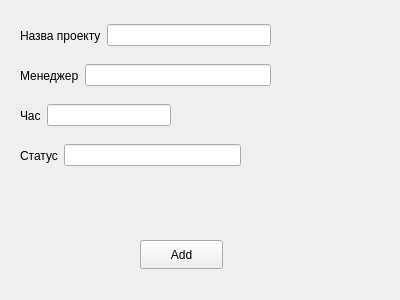
Romar1us/CourseWork, file project_info_form.ui: the form before one commit.
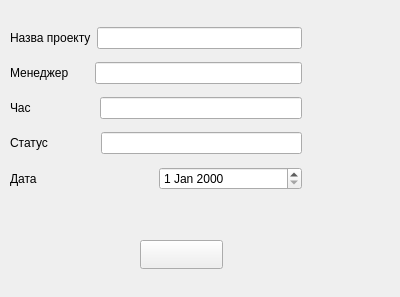
The form after the commit.

What changed in the file:
```diff
--- a/project_info_form.ui
+++ b/project_info_form.ui
@@ -7,43 +7,36 @@
     <x>0</x>
     <y>0</y>
     <width>400</width>
-    <height>300</height>
+    <height>297</height>
    </rect>
   </property>
   <property name="windowTitle">
    <string>Form</string>
   </property>
-  <widget class="QWidget" name="horizontalLayoutWidget_3">
+  <widget class="QPushButton" name="action_pb">
    <property name="geometry">
     <rect>
-     <x>20</x>
-     <y>100</y>
-     <width>151</width>
-     <height>31</height>
+     <x>140</x>
+     <y>240</y>
+     <width>83</width>
+     <height>29</height>
     </rect>
    </property>
-   <layout class="QHBoxLayout" name="horizontalLayout_3">
-    <item>
-     <widget class="QLabel" name="label_3">
       <property name="text">
-       <string>Час</string>
-      </property>
-     </widget>
-    </item>
-    <item>
-     <widget class="QLineEdit" name="time_amount_le"/>
-    </item>
-   </layout>
-  </widget>
-  <widget class="QWidget" name="horizontalLayoutWidget">
+    <string/>
+   </property>
+  </widget>
+  <widget class="QWidget" name="verticalLayoutWidget">
    <property name="geometry">
     <rect>
-     <x>20</x>
+     <x>10</x>
      <y>20</y>
-     <width>251</width>
-     <height>31</height>
+     <width>292</width>
+     <height>181</height>
     </rect>
    </property>
+   <layout class="QVBoxLayout" name="verticalLayout">
+    <item>
    <layout class="QHBoxLayout" name="horizontalLayout">
     <item>
      <widget class="QLabel" name="label">
@@ -56,43 +49,13 @@
      <widget class="QLineEdit" name="project_name_le"/>
     </item>
    </layout>
-  </widget>
-  <widget class="QWidget" name="horizontalLayoutWidget_4">
-   <property name="geometry">
-    <rect>
-     <x>20</x>
-     <y>140</y>
-     <width>221</width>
-     <height>31</height>
-    </rect>
-   </property>
-   <layout class="QHBoxLayout" name="horizontalLayout_4">
-    <item>
-     <widget class="QLabel" name="label_4">
-      <property name="text">
-       <string>Статус</string>
-      </property>
-     </widget>
     </item>
     <item>
-     <widget class="QLineEdit" name="project_status_le"/>
-    </item>
-   </layout>
-  </widget>
-  <widget class="QWidget" name="horizontalLayoutWidget_2">
-   <property name="geometry">
-    <rect>
-     <x>20</x>
-     <y>60</y>
-     <width>251</width>
-     <height>31</height>
-    </rect>
-   </property>
    <layout class="QHBoxLayout" name="horizontalLayout_2">
     <item>
      <widget class="QLabel" name="label_2">
       <property name="text">
-       <string>Менеджер</string>
+         <string>Менеджер      </string>
       </property>
      </widget>
     </item>
@@ -100,19 +63,50 @@
      <widget class="QLineEdit" name="project_manager_le"/>
     </item>
    </layout>
-  </widget>
-  <widget class="QPushButton" name="add_project_pb">
-   <property name="geometry">
-    <rect>
-     <x>140</x>
-     <y>240</y>
-     <width>83</width>
-     <height>29</height>
-    </rect>
-   </property>
+    </item>
+    <item>
+     <layout class="QHBoxLayout" name="horizontalLayout_3">
+      <item>
+       <widget class="QLabel" name="label_3">
+        <property name="text">
+         <string>Час                   </string>
+        </property>
+       </widget>
+      </item>
+      <item>
+       <widget class="QLineEdit" name="time_amount_le"/>
+      </item>
+     </layout>
+    </item>
+    <item>
+     <layout class="QHBoxLayout" name="horizontalLayout_4">
+      <item>
+       <widget class="QLabel" name="label_4">
+        <property name="text">
+         <string>Статус              </string>
+        </property>
+       </widget>
+      </item>
+      <item>
+       <widget class="QLineEdit" name="project_status_le"/>
+      </item>
+     </layout>
+    </item>
+    <item>
+     <layout class="QHBoxLayout" name="horizontalLayout_5">
+      <item>
+       <widget class="QLabel" name="label_5">
    <property name="text">
-    <string>Add</string>
-   </property>
+         <string>Дата</string>
+        </property>
+       </widget>
+      </item>
+      <item>
+       <widget class="QDateEdit" name="date_de"/>
+      </item>
+     </layout>
+    </item>
+   </layout>
   </widget>
  </widget>
  <resources/>
```
Lines whose indentation alone changed are shown as unchanged.
